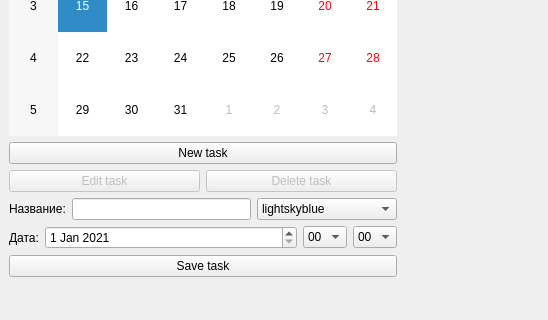
First picture: the form in mainwindow.ui, repository JenDenver/planner, before the edit; both pictures show x 0 to 548 and y 280 to 600 of the 800 by 600 pixel window.
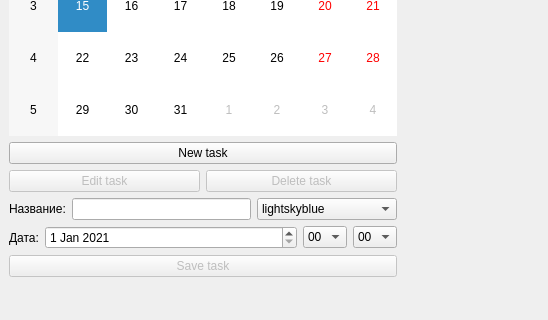
Second picture: the form after the edit. Custom widgets are drawn as their Qt base class.

Diff of the .ui file:
```diff
--- a/mainwindow.ui
+++ b/mainwindow.ui
@@ -271,6 +271,9 @@
       </item>
       <item>
        <widget class="QPushButton" name="SaveTaskButton">
+        <property name="enabled">
+         <bool>false</bool>
+        </property>
         <property name="text">
          <string>Save task</string>
         </property>
```
Left out of the diff: 1 changed line with no effect on the pictures.
